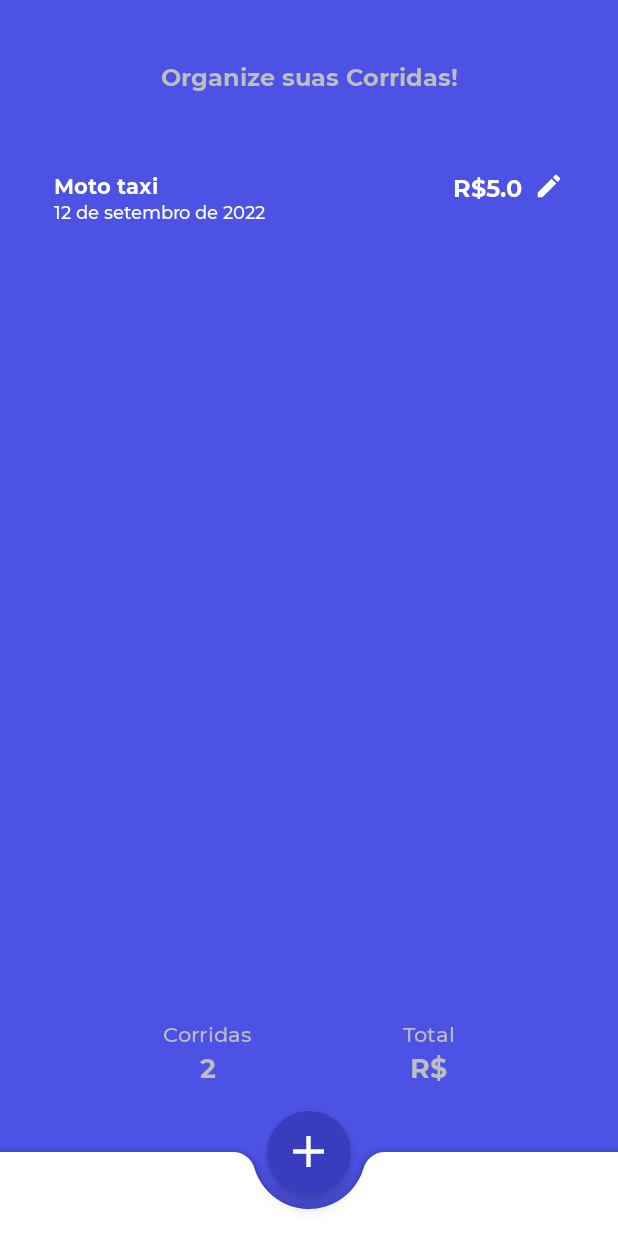
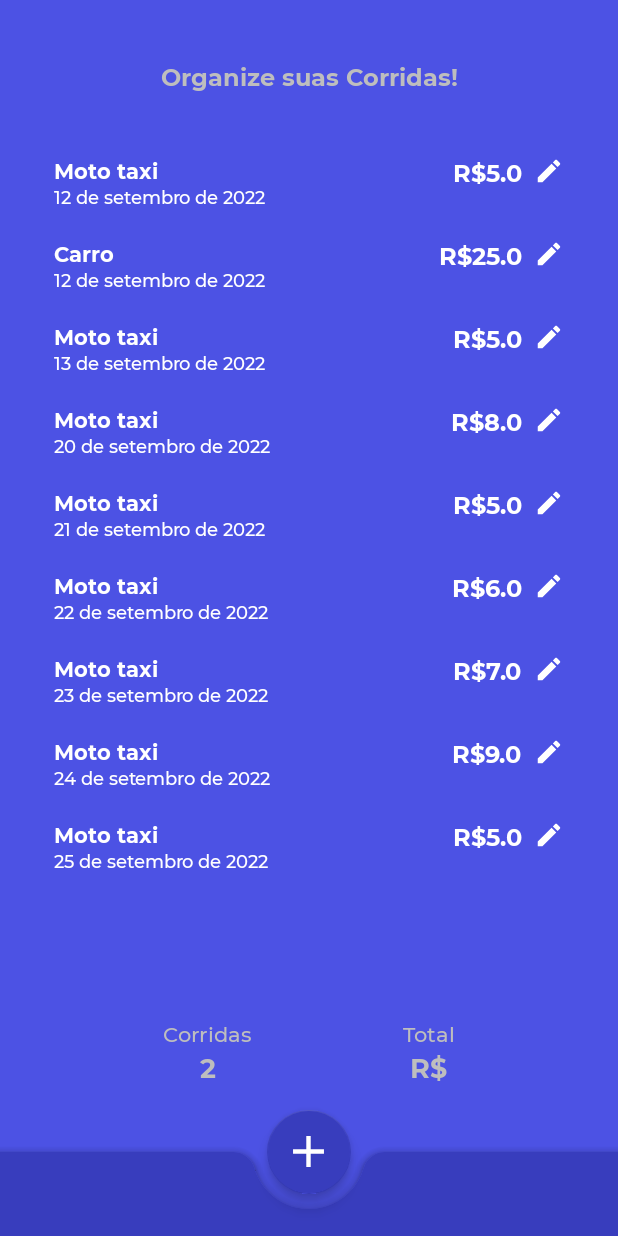
Before and after one commit to guilhermerauj0/Corridas, an Android app: the screen it shows after launch (MainActivity), after a tap on an icon or button, on a phone screen of 412 x 824 dp. Run offline under Robolectric (Android 15) with nearby library versions, the phone set to English and light mode, and no system bars.

Commit message:
design corrections

```diff
--- a/app/src/main/java/com/coldrosemob/corridas/MainActivity.kt
+++ b/app/src/main/java/com/coldrosemob/corridas/MainActivity.kt
@@ -51,6 +51,7 @@ class MainActivity : AppCompatActivity() {
         binding.mainRvRace.layoutManager = LinearLayoutManager(this)
 
         binding.fabAddRace.setOnClickListener {
+            adapter.notifyDataSetChanged()
             Toast.makeText(this, "Vc clicou para criar um registro", Toast.LENGTH_SHORT).show()
             adapter.notifyItemInserted(raceList.size - 1)
         }
--- a/app/src/main/res/drawable/ic_baseline_add_24.xml
+++ b/app/src/main/res/drawable/ic_baseline_add_24.xml
@@ -1,5 +1,5 @@
 <vector android:height="24dp" android:tint="#4C52E4"
     android:viewportHeight="24" android:viewportWidth="24"
     android:width="24dp" xmlns:android="http://schemas.android.com/apk/res/android">
-    <path android:fillColor="@android:color/white" android:pathData="M19,13h-6v6h-2v-6H5v-2h6V5h2v6h6v2z"/>
+    <path android:fillColor="@color/bluesecundario" android:pathData="M19,13h-6v6h-2v-6H5v-2h6V5h2v6h6v2z"/>
 </vector>
--- a/app/src/main/res/layout/activity_main.xml
+++ b/app/src/main/res/layout/activity_main.xml
@@ -97,7 +97,7 @@
             app:fabAnimationMode="slide"
             app:fabAlignmentMode="center"
             android:layout_gravity="bottom"
-            android:backgroundTint="@color/white"/>
+            android:backgroundTint="@color/bluesecundario"/>
 
         <com.google.android.material.floatingactionbutton.FloatingActionButton
             android:layout_width="wrap_content"
--- a/app/src/main/res/layout/race_info.xml
+++ b/app/src/main/res/layout/race_info.xml
@@ -1,10 +1,11 @@
 <?xml version="1.0" encoding="utf-8"?>
 <androidx.constraintlayout.widget.ConstraintLayout xmlns:android="http://schemas.android.com/apk/res/android"
     android:layout_width="match_parent"
-    android:layout_height="match_parent"
+    android:layout_height="wrap_content"
     xmlns:app="http://schemas.android.com/apk/res-auto"
     android:background="@color/blueprincipal"
-    android:padding="20dp">
+    android:paddingHorizontal="20dp"
+    android:paddingVertical="10dp">
 
     <TextView
         android:id="@+id/raceVehicle"
```
